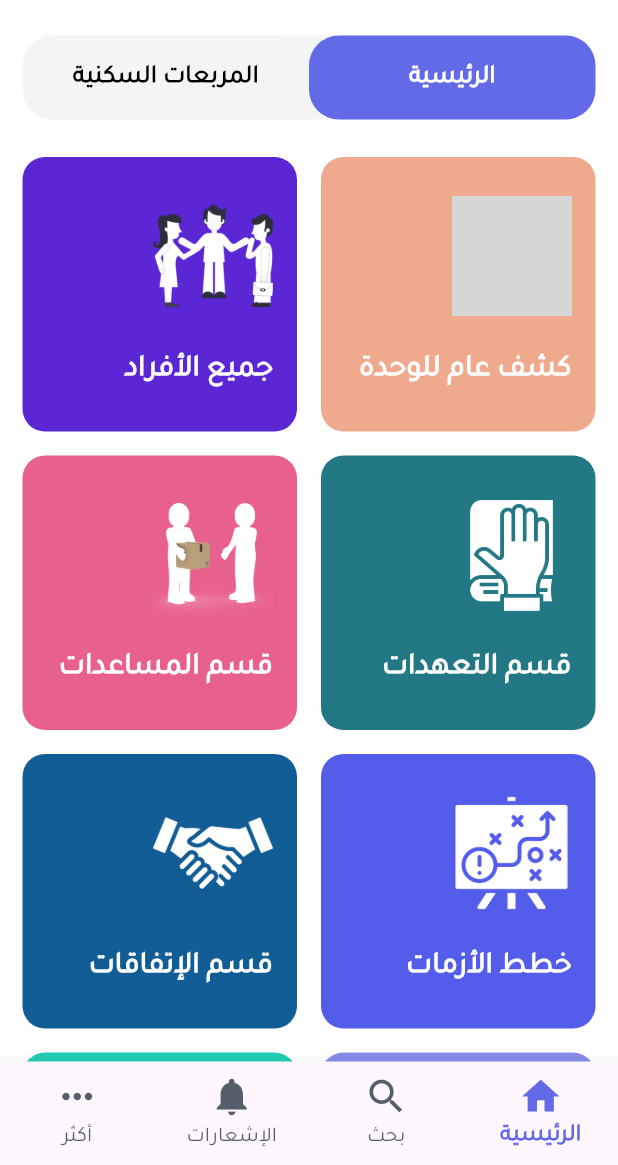
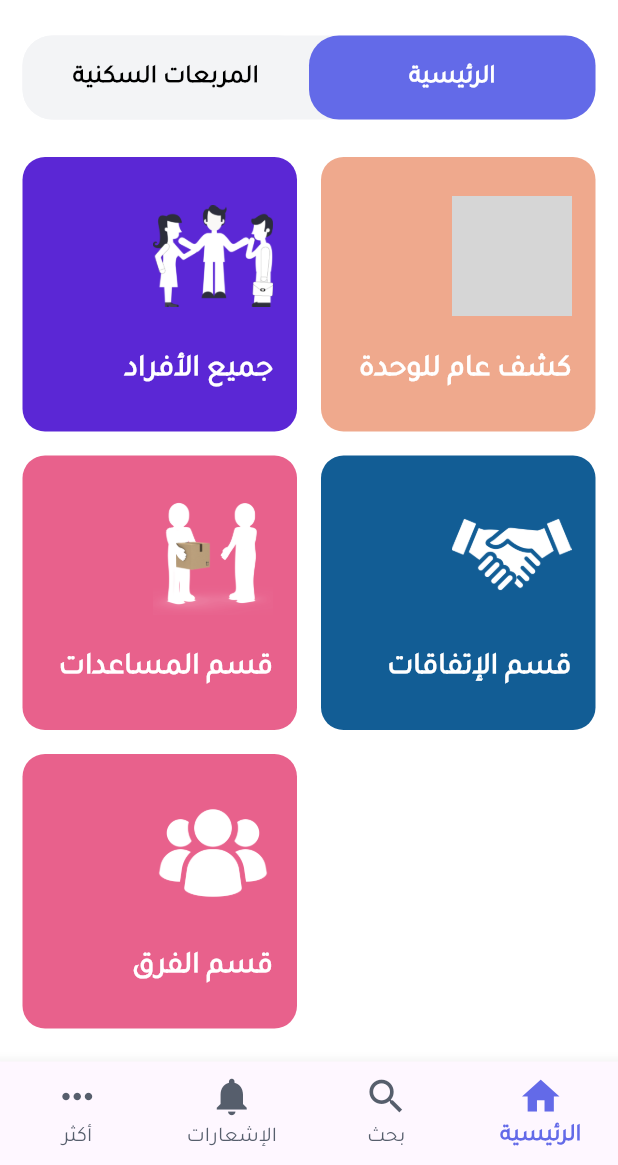
Before and after one commit to Dev7-Mubarak/smart_neighborhod_app, a Flutter app: the screen it shows after launch, on a phone screen of 412 x 824 dp, the part 71-1236 px from its top. Run offline on Flutter 3.47's test engine with Material 3 defaults, Android fonts, the light colour scheme and no system bars; our stand-ins replace bloc, conditional_builder_null_safety, dio, dropdown_search, flutter_bloc, image_picker and 1 more; accounts and stored records are empty; grey boxes are pictures that could not be loaded.

Commit message:
refactor: Comment out unused CategoryCard widgets in Home view

```diff
--- a/lib/app_route.dart
+++ b/lib/app_route.dart
@@ -32,7 +32,6 @@ import 'package:smart_negborhood_app/views/confilct/conflict_detiles.dart';
 import 'package:smart_negborhood_app/views/families/add_update_family.dart';
 import 'package:smart_negborhood_app/views/families/add_family_member.dart';
 import 'package:smart_negborhood_app/views/families/family_detiles.dart';
-import 'package:smart_negborhood_app/views/families/family_member_details.dart';
 import 'package:smart_negborhood_app/views/onBoarding/onboarding.dart';
 import 'package:smart_negborhood_app/views/people/add_update_person.dart';
 import 'package:smart_negborhood_app/views/people/all_pepole.dart';
--- a/lib/views/base/home.dart
+++ b/lib/views/base/home.dart
@@ -38,12 +38,12 @@ class _HomeState extends State<Home> {
           Navigator.pushNamed(context, AppRoute.allAssistances);
         },
       ),
-      CategoryCard(
-        title: 'قسم التعهدات',
-        imagePath: AppImage.homehonesty,
-        backgroundColor: const Color(0xFF237885),
-        onTap: () {},
-      ),
+      // CategoryCard(
+      //   title: 'قسم التعهدات',
+      //   imagePath: AppImage.homehonesty,
+      //   backgroundColor: const Color(0xFF237885),
+      //   onTap: () {},
+      // ),
       CategoryCard(
         title: 'قسم الإتفاقات',
         imagePath: AppImage.homehandshake,
@@ -53,36 +53,36 @@ class _HomeState extends State<Home> {
         },
       ),
 
-      CategoryCard(
-        title: 'خطط الأزمات',
-        imagePath: AppImage.homeplan,
-        backgroundColor: const Color(0xFF545CEA),
-        onTap: () {},
-      ),
-      CategoryCard(
-        title: 'قسم الأمن',
-        imagePath: AppImage.homepoliceman,
-        backgroundColor: const Color(0xFF22CCB2),
-        onTap: () {},
-      ),
-      CategoryCard(
-        title: 'قسم المناشدات',
-        imagePath: AppImage.monashadatimage,
-        backgroundColor: const Color(0xFF878CED),
-        onTap: () {},
-      ),
-      CategoryCard(
-        title: 'جلسات الصلح',
-        imagePath: AppImage.homecomplan,
-        backgroundColor: const Color(0xFF5B27D5),
-        onTap: () {},
-      ),
+      // CategoryCard(
+      //   title: 'خطط الأزمات',
+      //   imagePath: AppImage.homeplan,
+      //   backgroundColor: const Color(0xFF545CEA),
+      //   onTap: () {},
+      // ),
+      // CategoryCard(
+      //   title: 'قسم الأمن',
+      //   imagePath: AppImage.homepoliceman,
+      //   backgroundColor: const Color(0xFF22CCB2),
+      //   onTap: () {},
+      // ),
+      // CategoryCard(
+      //   title: 'قسم المناشدات',
+      //   imagePath: AppImage.monashadatimage,
+      //   backgroundColor: const Color(0xFF878CED),
+      //   onTap: () {},
+      // ),
+      // CategoryCard(
+      //   title: 'جلسات الصلح',
+      //   imagePath: AppImage.homecomplan,
+      //   backgroundColor: const Color(0xFF5B27D5),
+      //   onTap: () {},
+      // ),
       CategoryCard(
         title: 'قسم الفرق',
         imagePath: AppImage.team,
         backgroundColor: const Color(0xFFE8618C),
         onTap: () {
-                    Navigator.pushNamed(context, AppRoute.allTeams);
+          Navigator.pushNamed(context, AppRoute.allTeams);
         },
       ),
     ];
```
